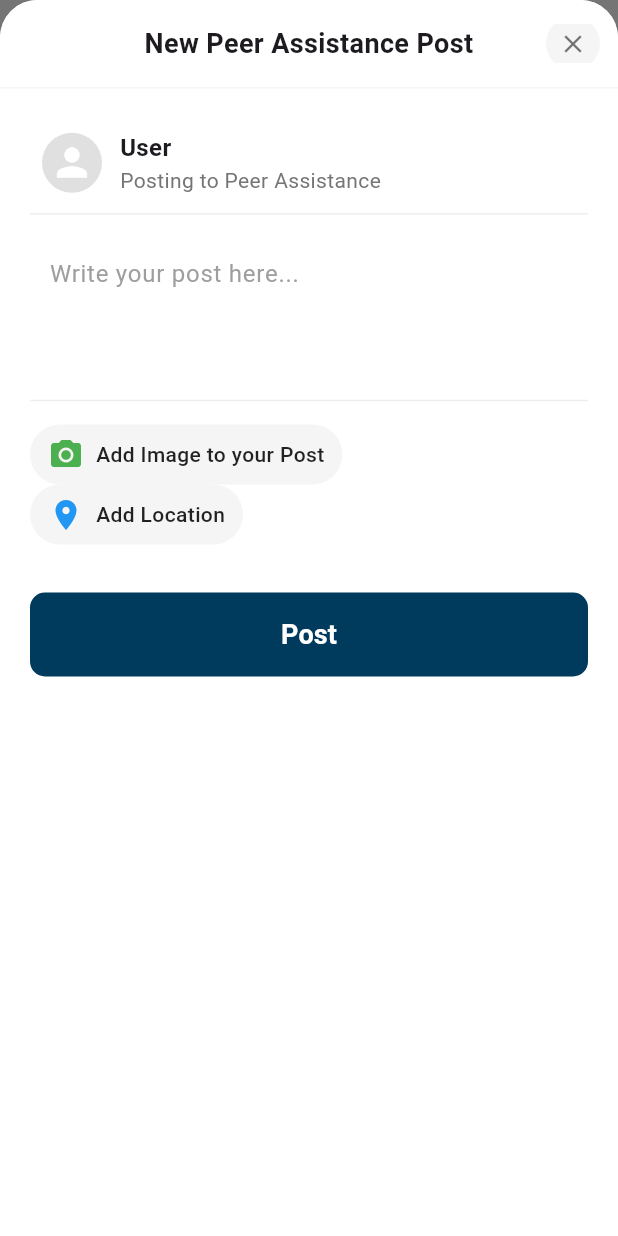
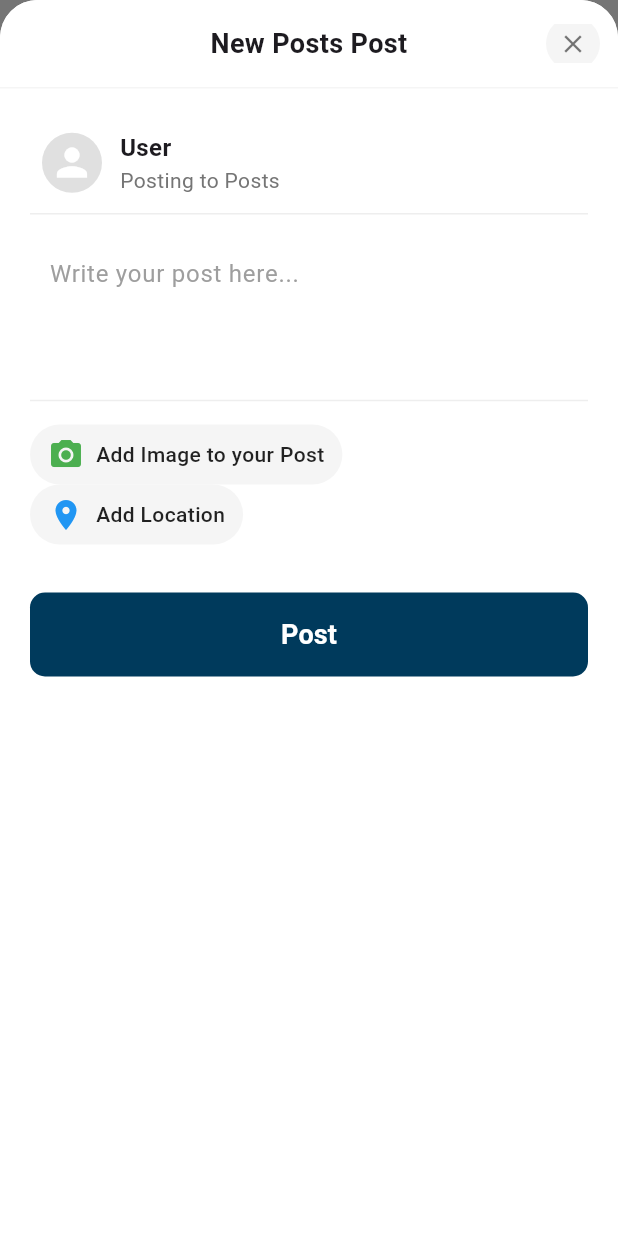
Before and after one commit to HafsaQureshi1/FYP_UNI-verse_f21, a Flutter app: the HomeScreen screen opened directly, item 2 of the bottom bar chosen, after a tap on the "add" icon, on a phone screen of 412 x 824 dp. Run offline on Flutter 3.47's test engine with Material 3 defaults, Android fonts, the phone set to English and light mode, and no system bars; our stand-ins replace cloud_firestore, file_picker, firebase_auth, firebase_core, firebase_messaging, flutter_map and 8 more; accounts and stored records are empty; project files that could hold a hidden picture were left out.

Commit message:
fix the like comment functionality after collection change and input variables

```diff
--- a/lib/Home.dart
+++ b/lib/Home.dart
@@ -55,8 +55,8 @@ class _HomeScreenState extends State<HomeScreen> {
   final List<Widget> _screens = [
     LostFoundScreen(),
     const PeerAssistanceScreen(),
-    const EventsJobsScreen(),
-    const SurveysScreen(),
+    EventsJobsScreen(),
+    SurveysScreen(),
   ];
 
   void _onItemTapped(int index) {
--- a/lib/PeerScreen.dart
+++ b/lib/PeerScreen.dart
@@ -1,15 +1,19 @@
 import 'package:flutter/material.dart';
-// For formatting timestamps
 import 'package:cloud_firestore/cloud_firestore.dart';
 import 'postcard.dart';
 import 'createpost.dart';
 
+class PeerAssistanceScreen extends StatelessWidget {
+  // ✅ Update this to your actual Firestore collection name
+  final String collectionName = "Peerposts/All/posts";
 
-class PeerAssistanceScreen extends StatelessWidget {
+
   const PeerAssistanceScreen({super.key});
 
   @override
   Widget build(BuildContext context) {
+    print("Fetching posts from collection: $collectionName"); // ✅ Debugging
+
     return Scaffold(
       backgroundColor: const Color.fromARGB(64, 236, 236, 236),
       body: Column(
@@ -18,7 +22,7 @@ class PeerAssistanceScreen extends StatelessWidget {
           Expanded(
             child: StreamBuilder<QuerySnapshot>(
               stream: FirebaseFirestore.instance
-                  .collection('Peerposts')
+                  .collection(collectionName) // ✅ Updated collection name
                   .orderBy('timestamp', descending: true)
                   .snapshots(),
               builder: (context, snapshot) {
@@ -38,13 +42,13 @@ class PeerAssistanceScreen extends StatelessWidget {
                     var postData = posts[index].data() as Map<String, dynamic>;
 
                     return PostCard(
-                      key: ValueKey(posts[index].id), // ✅ Prevents UI flickering
+                      key: ValueKey(posts[index].id),
                       username: postData['userName'] ?? 'Anonymous',
                       content: postData['postContent'] ?? '',
                       postId: posts[index].id,
                       likes: postData['likes'] ?? 0,
                       userId: postData['userId'],
-                      collectionName: 'Peerposts',
+                      collectionName: collectionName, // ✅ Pass new collection name
                       imageUrl: postData['imageUrl'] ?? '',
                     );
                   },
@@ -61,7 +65,7 @@ class PeerAssistanceScreen extends StatelessWidget {
             context: context,
             isScrollControlled: true,
             builder: (context) {
-              return const CreateNewPostScreen(collectionName: 'Peerposts');
+              return CreateNewPostScreen(collectionName: collectionName); // ✅ Updated
             },
           );
         },
@@ -71,18 +75,18 @@ class PeerAssistanceScreen extends StatelessWidget {
   }
 }
 
-
 class CategoryChips extends StatelessWidget {
   const CategoryChips({super.key});
 
   @override
   Widget build(BuildContext context) {
-    return const Padding(
-      padding: EdgeInsets.symmetric(horizontal: 8.0, vertical: 10.0),
+    return Padding(
+      padding: const EdgeInsets.symmetric(horizontal: 8.0, vertical: 10.0),
       child: SingleChildScrollView(
         scrollDirection: Axis.horizontal,
         child: Row(
-          children: [
+          mainAxisAlignment: MainAxisAlignment.start, // ✅ Ensures proper alignment
+          children: const [
             CategoryChip(label: "General"),
             CategoryChip(label: "Electronics"),
             CategoryChip(label: "Books"),
--- a/lib/postlist.dart
+++ b/lib/postlist.dart
@@ -17,7 +17,9 @@ class _PostListState extends State<PostList> {
   @override
   Widget build(BuildContext context) {
     return Column(
+
       children: [
+
         if (widget.collectionName == "lostfoundposts" ||
             widget.collectionName == "peerposts")
           CategoryChips(
```
Also changed, not shown: lib/EventScreen.dart (+10 -9 lines), lib/SurveyScreen.dart (+10 -7 lines), lib/createpost.dart (+24 -10 lines), lib/postcard.dart (+84 -47 lines).
